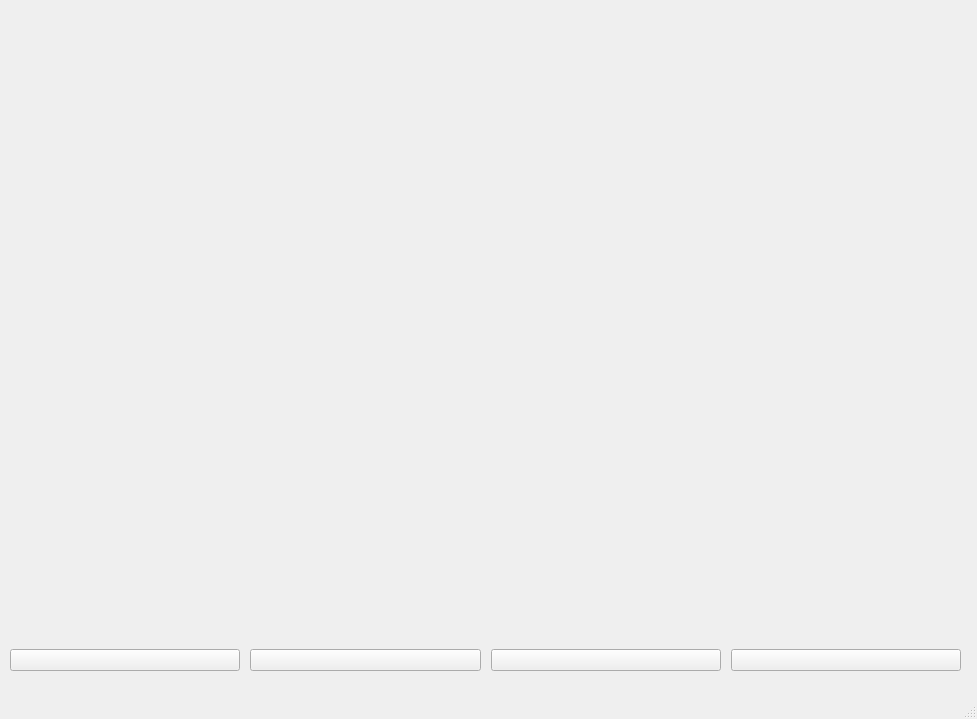
Old version of the form gui/DuckChessGUI/mainwindow.ui in the repository szymon-majewski/Duck-Chess.
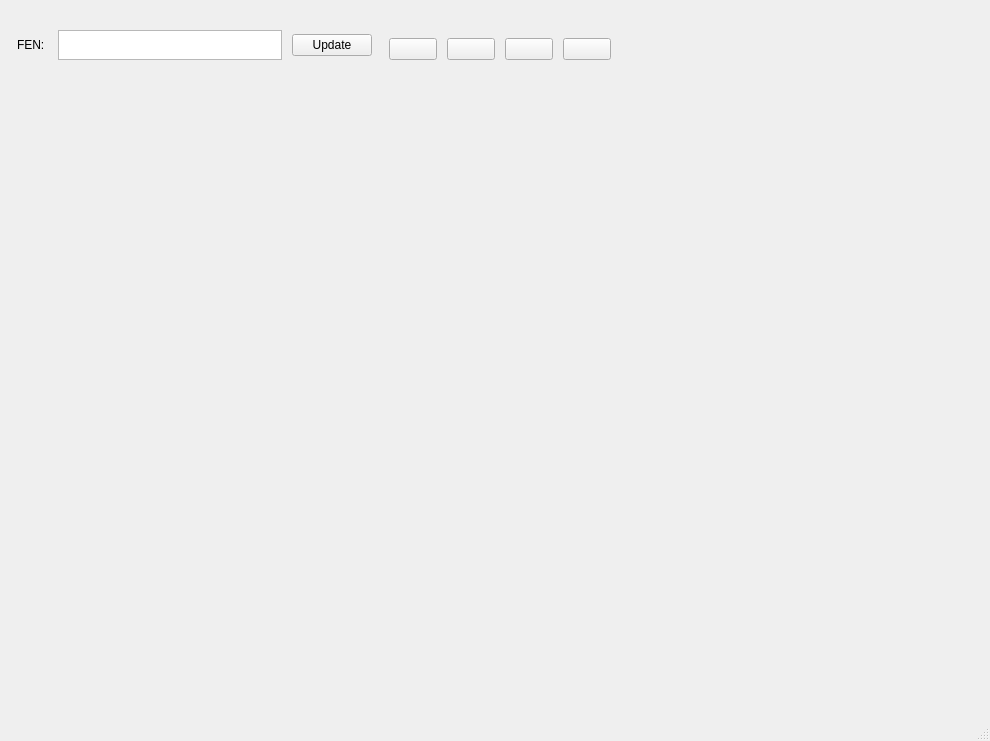
New version of the form.

```diff
--- a/gui/DuckChessGUI/mainwindow.ui
+++ b/gui/DuckChessGUI/mainwindow.ui
@@ -6,14 +6,20 @@
    <rect>
     <x>0</x>
     <y>0</y>
-    <width>977</width>
-    <height>719</height>
+    <width>990</width>
+    <height>741</height>
    </rect>
   </property>
   <property name="windowTitle">
    <string>MainWindow</string>
   </property>
   <widget class="QWidget" name="centralwidget">
+   <property name="sizePolicy">
+    <sizepolicy hsizetype="Expanding" vsizetype="Expanding">
+     <horstretch>0</horstretch>
+     <verstretch>0</verstretch>
+    </sizepolicy>
+   </property>
    <widget class="QWidget" name="horizontalLayoutWidget">
     <property name="geometry">
      <rect>
@@ -28,7 +34,7 @@
       <number>10</number>
      </property>
      <property name="sizeConstraint">
-      <enum>QLayout::SetDefaultConstraint</enum>
+      <enum>QLayout::SetFixedSize</enum>
      </property>
      <property name="leftMargin">
       <number>10</number>
@@ -44,6 +50,9 @@
      </property>
      <item>
       <layout class="QVBoxLayout" name="leftPanel" stretch="8,1">
+       <property name="spacing">
+        <number>7</number>
+       </property>
        <property name="sizeConstraint">
         <enum>QLayout::SetDefaultConstraint</enum>
        </property>
@@ -55,7 +64,53 @@
         </layout>
        </item>
        <item>
-        <layout class="QHBoxLayout" name="fenPanel"/>
+        <layout class="QHBoxLayout" name="fenPanel">
+         <property name="spacing">
+          <number>10</number>
+         </property>
+         <property name="sizeConstraint">
+          <enum>QLayout::SetDefaultConstraint</enum>
+         </property>
+         <property name="leftMargin">
+          <number>7</number>
+         </property>
+         <property name="topMargin">
+          <number>20</number>
+         </property>
+         <property name="rightMargin">
+          <number>7</number>
+         </property>
+         <item>
+          <widget class="QLabel" name="fenLbl">
+           <property name="text">
+            <string>FEN: </string>
+           </property>
+          </widget>
+         </item>
+         <item>
+          <widget class="QTextEdit" name="fenTextEdit">
+           <property name="sizePolicy">
+            <sizepolicy hsizetype="Expanding" vsizetype="Fixed">
+             <horstretch>0</horstretch>
+             <verstretch>0</verstretch>
+            </sizepolicy>
+           </property>
+           <property name="maximumSize">
+            <size>
+             <width>16777215</width>
+             <height>30</height>
+            </size>
+           </property>
+          </widget>
+         </item>
+         <item>
+          <widget class="QPushButton" name="updateFenBtn">
+           <property name="text">
+            <string>Update</string>
+           </property>
+          </widget>
+         </item>
+        </layout>
        </item>
       </layout>
      </item>
```
Left out of the diff: 2 changed lines with no effect on the pictures.
